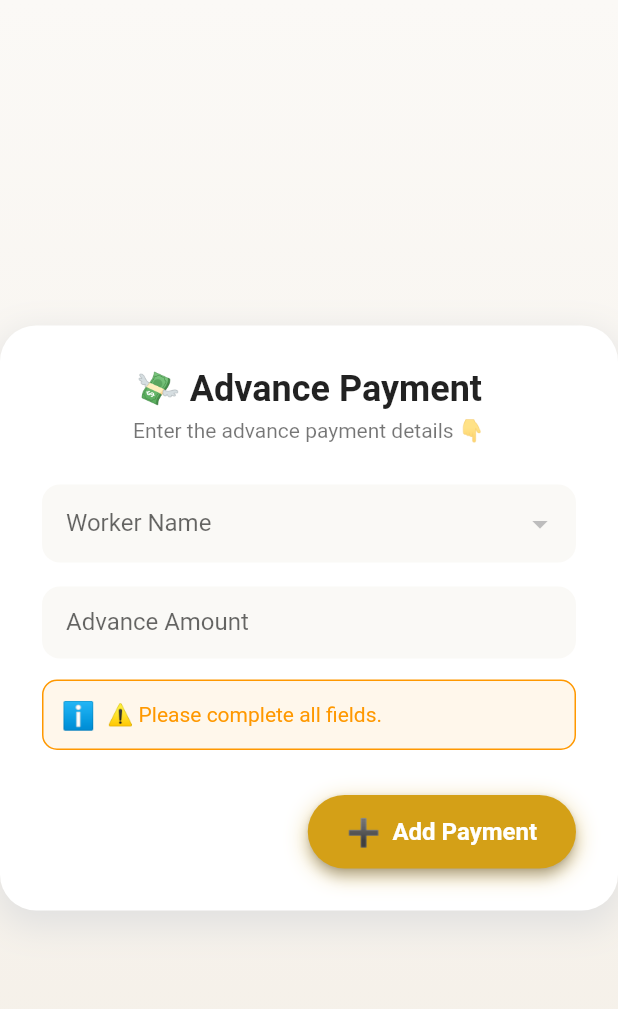
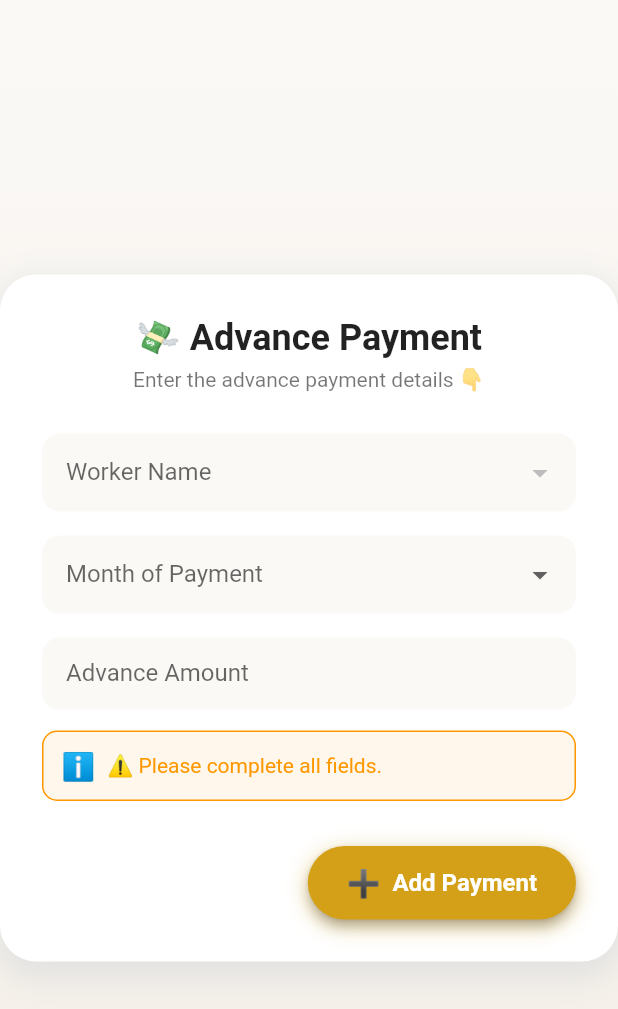
Before and after one commit to Nofal2001/jsalary_manager, a Flutter app: the AdvancePaymentDialog widget shown alone on an empty page, opened directly, after a tap on an icon or button, on a phone screen of 412 x 824 dp. Shown: the top 1009 px of the screen. Run offline on Flutter 3.47's test engine with Material 3 defaults, Android fonts, the light colour scheme and no system bars; our stand-ins replace cloud_firestore, file_picker, firebase_core, fl_chart, lucide_icons, package_info_plus and 2 more; missing offline and left inert: excel; accounts and stored records are empty; network calls fail.

Commit message:
Upgraded the advance payment methode

```diff
--- a/lib/services/local_db_service.dart
+++ b/lib/services/local_db_service.dart
@@ -27,7 +27,7 @@ class LocalDBService {
     return await databaseFactory.openDatabase(
       path,
       options: OpenDatabaseOptions(
-        version: 2, // Bump version to enable upgrade
+        version: 3, // ⬆️ Bumped version to 3
         onCreate: _onCreate,
         onUpgrade: _onUpgrade,
       ),
@@ -41,7 +41,27 @@ class LocalDBService {
   static Future<void> _onUpgrade(
       Database db, int oldVersion, int newVersion) async {
     debugPrint("⬆️ Upgrading DB from v$oldVersion to v$newVersion");
-    await _createAllTables(db);
+
+    if (oldVersion < 3) {
+      // ✅ Add 'month' column to advance_payments if not exists
+      try {
+        final result =
+            await db.rawQuery("PRAGMA table_info(advance_payments);");
+        final columns = result.map((row) => row['name']).toList();
+
+        if (!columns.contains('month')) {
+          await db
+              .execute("ALTER TABLE advance_payments ADD COLUMN month TEXT;");
+          debugPrint("✅ 'month' column added to advance_payments.");
+        } else {
+          debugPrint("ℹ️ 'month' column already exists.");
+        }
+      } catch (e) {
+        debugPrint("⚠️ Could not alter advance_payments table: $e");
+      }
+    }
+
+    await _createAllTables(db); // optional safe catch-all
   }
 
   static Future<void> _createAllTables(Database db) async {
@@ -77,13 +97,13 @@ class LocalDBService {
         id TEXT PRIMARY KEY,
         workerName TEXT NOT NULL,
         amount REAL NOT NULL,
-        timestamp TEXT
+        timestamp TEXT,
+        month TEXT  -- ✅ included here for new installs
       )
     ''');
   }
 
-  // ────────────────────────────────────────────────
-  // WORKER
+  // ─────────── WORKERS ───────────
   static Future<void> addWorker(Map<String, dynamic> workerData) async {
     final db = await database;
     await db.insert('workers', workerData);
@@ -105,8 +125,7 @@ class LocalDBService {
     return result.isNotEmpty ? result.first : null;
   }
 
-  // ────────────────────────────────────────────────
-  // SALARY
+  // ─────────── SALARY ───────────
   static Future<void> addSalaryRecord(Map<String, dynamic> record) async {
     final db = await database;
     await db.insert('salary_records', record);
@@ -114,11 +133,7 @@ class LocalDBService {
 
   static Future<void> deleteWorker(String id) async {
     final db = await database;
-    await db.delete(
-      'workers',
-      where: 'id = ?',
-      whereArgs: [id],
-    );
+    await db.delete('workers', where: 'id = ?', whereArgs: [id]);
   }
 
   static Future<bool> checkIfSalaryExists({
@@ -134,21 +149,19 @@ class LocalDBService {
     return result.isNotEmpty;
   }
 
-  // ────────────────────────────────────────────────
-  // ADVANCE
+  // ─────────── ADVANCE PAYMENTS ───────────
   static Future<void> addAdvancePayment(Map<String, dynamic> data) async {
     final db = await database;
     await db.insert('advance_payments', data);
   }
 
-  // ────────────────────────────────────────────────
-  // ADMIN TOOLS
+  // ─────────── ADMIN ───────────
   static Future<void> clearAllData() async {
     final db = await database;
     await db.delete('workers');
     await db.delete('salary_records');
     await db.delete('advance_payments');
-    debugPrint("🧹 Cleared all local data.");
+    debugPrint("🧹 All data cleared.");
   }
 
   static Future<void> printAllWorkersToConsole() async {
@@ -163,14 +176,12 @@ class LocalDBService {
   static Future<void> updateWorker(Map<String, dynamic> workerData) async {
     final db = await database;
 
-    // Base update fields
     final updateFields = {
       'name': workerData['name'],
       'salary': workerData['salary'],
       'role': workerData['role'],
     };
 
-    // Conditionally include sales/profit fields for Manager/Owner
     if (workerData['role'] == 'Manager' || workerData['role'] == 'Owner') {
       updateFields['netSales'] = workerData['netSales'] ?? 0;
       updateFields['profitPercent'] = workerData['profitPercent'] ?? 0;
--- a/lib/widgets/advance_payment_dialog.dart
+++ b/lib/widgets/advance_payment_dialog.dart
@@ -12,6 +12,22 @@ class AdvancePaymentDialog extends StatefulWidget {
 }
 
 class _AdvancePaymentDialogState extends State<AdvancePaymentDialog> {
+  String? selectedMonth;
+  final List<String> months = [
+    'January',
+    'February',
+    'March',
+    'April',
+    'May',
+    'June',
+    'July',
+    'August',
+    'September',
+    'October',
+    'November',
+    'December'
+  ];
+
   final TextEditingController amountController = TextEditingController();
   List<Map<String, dynamic>> workers = [];
   String? selectedWorkerName;
@@ -90,13 +106,28 @@ class _AdvancePaymentDialogState extends State<AdvancePaymentDialog> {
                   value: selectedWorkerName,
                   decoration: _input('Worker Name'),
                   icon: const Icon(Icons.arrow_drop_down),
-                  items: workers.map<DropdownMenuItem<String>>((w) {
+                  items: workers.map((w) {
                     return DropdownMenuItem<String>(
-                      value: w['name'] as String,
+                      value: w['name'],
                       child: Text(w['name']),
                     );
                   }).toList(),
                   onChanged: (val) => setState(() => selectedWorkerName = val),
+                ),
+                const SizedBox(height: 16),
+
+                // Month Dropdown
+                DropdownButtonFormField<String>(
+                  value: selectedMonth,
+                  decoration: _input('Month of Payment'),
+                  icon: const Icon(Icons.arrow_drop_down),
+                  items: months.map((month) {
+                    return DropdownMenuItem(
+                      value: month,
+                      child: Text(month),
+                    );
+                  }).toList(),
+                  onChanged: (val) => setState(() => selectedMonth = val),
                 ),
                 const SizedBox(height: 16),
 
@@ -108,6 +139,7 @@ class _AdvancePaymentDialogState extends State<AdvancePaymentDialog> {
                 ),
 
                 const SizedBox(height: 14),
+
                 if (_statusText != null)
                   Container(
                     padding: const EdgeInsets.all(12),
@@ -155,7 +187,8 @@ class _AdvancePaymentDialogState extends State<AdvancePaymentDialog> {
                       child: ElevatedButton.icon(
                         onPressed: () async {
                           if (selectedWorkerName == null ||
-                              amountController.text.isEmpty) {
+                              amountController.text.isEmpty ||
+                              selectedMonth == null) {
                             setState(() {
                               _statusText = "⚠ Please complete all fields.";
                               _statusColor = Colors.orange;
@@ -166,6 +199,7 @@ class _AdvancePaymentDialogState extends State<AdvancePaymentDialog> {
                           final record = {
                             'id': const Uuid().v4(),
                             'workerName': selectedWorkerName!,
+                            'month': selectedMonth!,
                             'amount':
                                 double.tryParse(amountController.text) ?? 0,
                             'timestamp': DateTime.now().toIso8601String(),
--- a/lib/widgets/calculate_salary_dialog.dart
+++ b/lib/widgets/calculate_salary_dialog.dart
@@ -128,7 +128,7 @@ class _CalculateSalaryDialogState extends State<CalculateSalaryDialog> {
         previousBalance -
         advanceDeduction;
 
-    remainingBalance = totalSalary - paid;
+    remainingBalance = double.parse((totalSalary - paid).toStringAsFixed(2));
 
     setState(() {});
   }
--- a/version.json
+++ b/version.json
@@ -1,4 +1,4 @@
 {
-    "version": "1.0.2",
-    "downloadUrl": "https://github.com/Nofal2001/jsalary_manager/releases/download/v1.0.2/JSalaryManagerInstaller_v1.0.2.exe"
+    "version": "1.0.3",
+    "downloadUrl": "https://github.com/Nofal2001/jsalary_manager/releases/download/v1.0.3/JSalaryManagerInstaller_v1.0.2.exe"
   }
```
